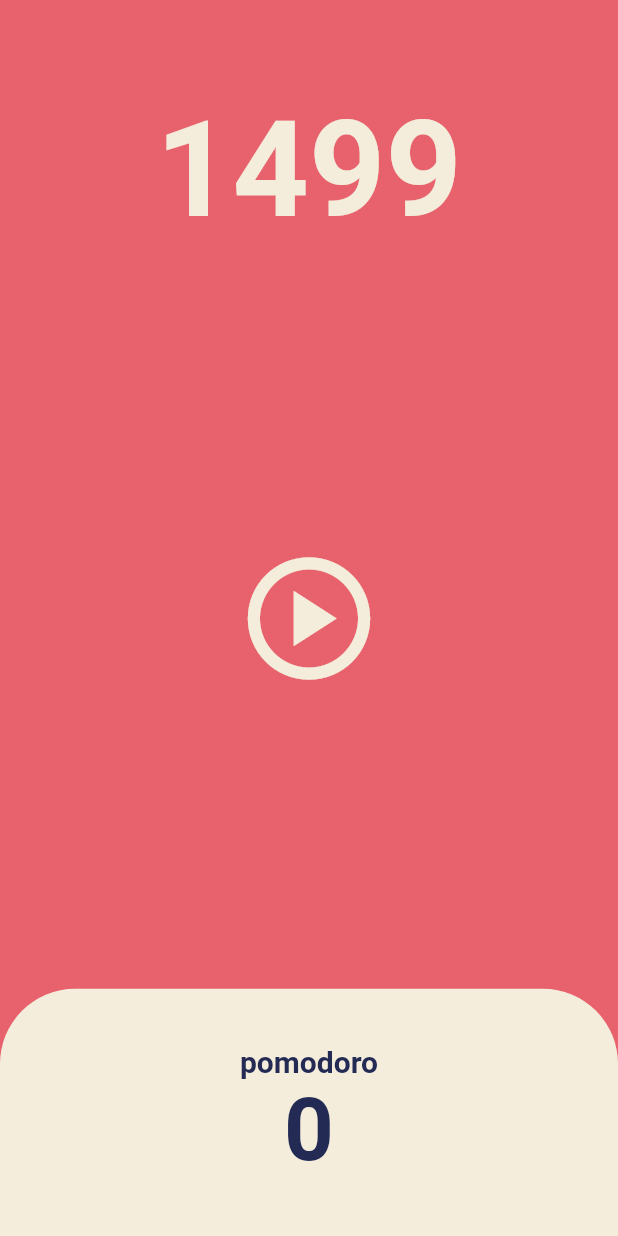
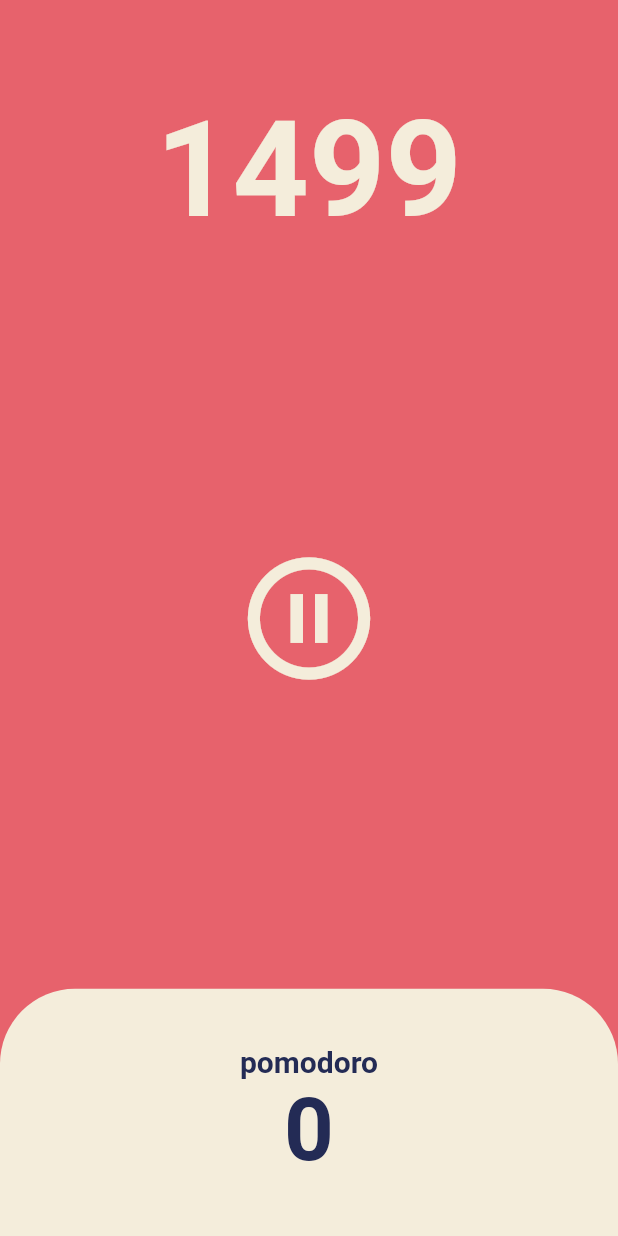
Before and after one commit to gaeguriBanchan/flutter_pomodoro, a Flutter app: the screen it shows after launch, after a tap on the "play circle" icon, on a phone screen of 412 x 824 dp. Run offline on Flutter 3.47's test engine with Material 2 defaults, Android fonts, the phone set to English and light mode, and no system bars.

Commit message:
time pause 기능

```diff
--- a/lib/screens/home_screen.dart
+++ b/lib/screens/home_screen.dart
@@ -11,6 +11,7 @@ class HomeScreen extends StatefulWidget {
 
 class _HomeScreenState extends State<HomeScreen> {
   int totalSeconds = 1500;
+  bool isRunning = false;
   late Timer timer;
 
   void onTick(Timer timer) {
@@ -24,6 +25,16 @@ class _HomeScreenState extends State<HomeScreen> {
       const Duration(seconds: 1),
       onTick,
     );
+    setState(() {
+      isRunning = true;
+    });
+  }
+
+  void onPausePressed() {
+    timer.cancel();
+    setState(() {
+      isRunning = false;
+    });
   }
 
   @override
@@ -52,9 +63,11 @@ class _HomeScreenState extends State<HomeScreen> {
               child: IconButton(
                 iconSize: 98,
                 color: Theme.of(context).cardColor,
-                onPressed: onStartPressed,
-                icon: const Icon(
-                  Icons.play_circle_outlined,
+                onPressed: isRunning ? onPausePressed : onStartPressed,
+                icon: Icon(
+                  isRunning
+                      ? Icons.pause_circle_outlined
+                      : Icons.play_circle_outlined,
                 ),
               ),
             ),
```
